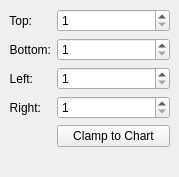
Old version of the form src/resize.ui in the repository iPenguin/CrochetCharts.
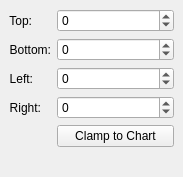
New version of the form.

Patch:
```diff
--- a/src/resize.ui
+++ b/src/resize.ui
@@ -6,7 +6,7 @@
    <rect>
     <x>0</x>
     <y>0</y>
-    <width>179</width>
+    <width>183</width>
     <height>177</height>
    </rect>
   </property>
@@ -30,7 +30,7 @@
       <item row="0" column="1">
        <widget class="QSpinBox" name="topBox">
         <property name="minimum">
-         <number>1</number>
+         <number>-999999999</number>
         </property>
         <property name="maximum">
          <number>999999999</number>
@@ -50,7 +50,7 @@
       <item row="1" column="1">
        <widget class="QSpinBox" name="bottomBox">
         <property name="minimum">
-         <number>1</number>
+         <number>-999999999</number>
         </property>
         <property name="maximum">
          <number>999999999</number>
@@ -76,7 +76,7 @@
       <item row="2" column="1">
        <widget class="QSpinBox" name="leftBox">
         <property name="minimum">
-         <number>1</number>
+         <number>-999999999</number>
         </property>
         <property name="maximum">
          <number>999999999</number>
@@ -96,7 +96,7 @@
       <item row="3" column="1">
        <widget class="QSpinBox" name="rightBox">
         <property name="minimum">
-         <number>1</number>
+         <number>-999999999</number>
         </property>
         <property name="maximum">
          <number>999999999</number>
```
Left out of the diff: 14 changed lines with no effect on the pictures.
